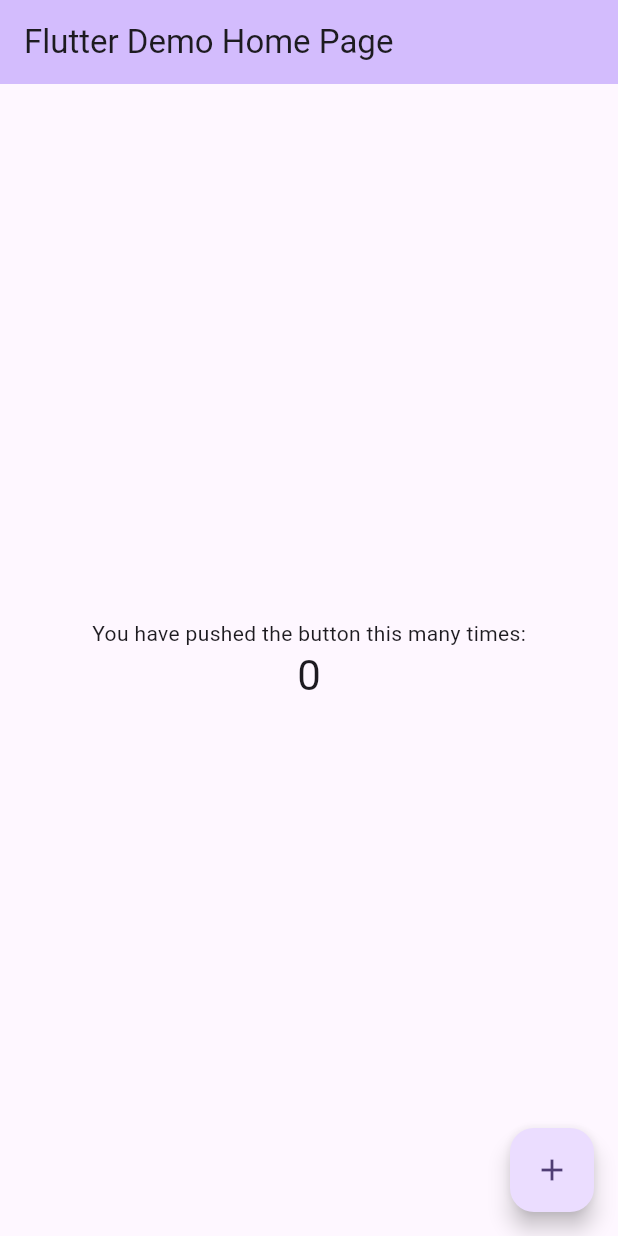
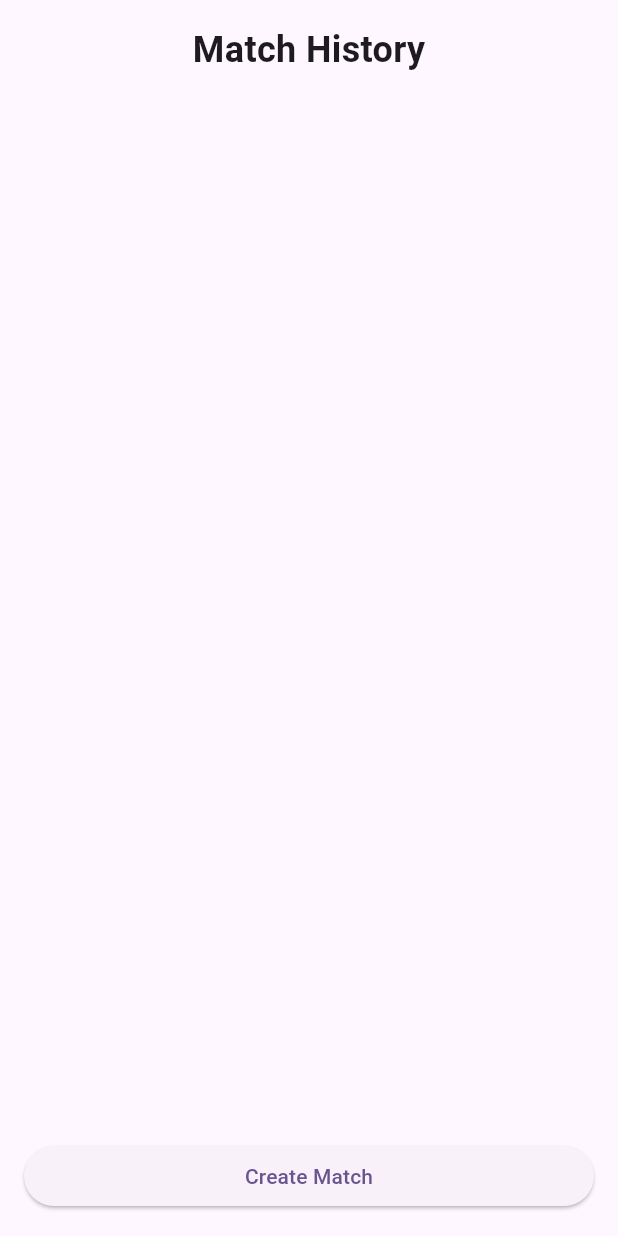
Before and after one commit to KMtouzhele/CricketScoreFlutter, a Flutter app: the screen it shows after launch, on a phone screen of 412 x 824 dp. Run offline on Flutter 3.47's test engine with Material 3 defaults, Android fonts, the light colour scheme and no system bars; our stand-ins replace firebase_core; accounts and stored records are empty.

Commit message:
match history page implemented.

```diff
--- /dev/null
+++ b/lib/constants.dart
@@ -0,0 +1,5 @@
+import 'package:flutter/material.dart';
+
+const double borderPadding = 16.0;
+
+const TextStyle titleStyle = TextStyle(fontSize: 24, fontWeight: FontWeight.bold);
--- a/lib/main.dart
+++ b/lib/main.dart
@@ -1,6 +1,7 @@
 import 'package:flutter/material.dart';
 import 'package:firebase_core/firebase_core.dart';
 import 'firebase_options.dart';
+import 'constants.dart';
 
 Future main() async {
   WidgetsFlutterBinding.ensureInitialized();
@@ -20,115 +21,52 @@
   @override
   Widget build(BuildContext context) {
     return MaterialApp(
-      title: 'Flutter Demo',
+      title: 'CricketScore',
       theme: ThemeData(
-        // This is the theme of your application.
-        //
-        // TRY THIS: Try running your application with "flutter run". You'll see
-        // the application has a purple toolbar. Then, without quitting the app,
-        // try changing the seedColor in the colorScheme below to Colors.green
-        // and then invoke "hot reload" (save your changes or press the "hot
-        // reload" button in a Flutter-supported IDE, or press "r" if you used
-        // the command line to start the app).
-        //
-        // Notice that the counter didn't reset back to zero; the application
-        // state is not lost during the reload. To reset the state, use hot
-        // restart instead.
-        //
-        // This works for code too, not just values: Most code changes can be
-        // tested with just a hot reload.
+        primarySwatch: Colors.blue,
         colorScheme: ColorScheme.fromSeed(seedColor: Colors.deepPurple),
         useMaterial3: true,
       ),
-      home: const MyHomePage(title: 'Flutter Demo Home Page'),
+      home: const MatchHistoryPage(),
     );
   }
 }
 
-class MyHomePage extends StatefulWidget {
-  const MyHomePage({super.key, required this.title});
-
-  // This widget is the home page of your application. It is stateful, meaning
-  // that it has a State object (defined below) that contains fields that affect
-  // how it looks.
-
-  // This class is the configuration for the state. It holds the values (in this
-  // case the title) provided by the parent (in this case the App widget) and
-  // used by the build method of the State. Fields in a Widget subclass are
-  // always marked "final".
-
-  final String title;
+class MatchHistoryPage extends StatefulWidget {
+  const MatchHistoryPage({super.key});
 
   @override
-  State<MyHomePage> createState() => _MyHomePageState();
+  State<MatchHistoryPage> createState() => _MatchHistoryPageState();
 }
 
-class _MyHomePageState extends State<MyHomePage> {
-  int _counter = 0;
-
-  void _incrementCounter() {
-    setState(() {
-      // This call to setState tells the Flutter framework that something has
-      // changed in this State, which causes it to rerun the build method below
-      // so that the display can reflect the updated values. If we changed
-      // _counter without calling setState(), then the build method would not be
-      // called again, and so nothing would appear to happen.
-      _counter++;
-    });
-  }
-
+class _MatchHistoryPageState extends State<MatchHistoryPage> {
   @override
   Widget build(BuildContext context) {
-    // This method is rerun every time setState is called, for instance as done
-    // by the _incrementCounter method above.
-    //
-    // The Flutter framework has been optimized to make rerunning build methods
-    // fast, so that you can just rebuild anything that needs updating rather
-    // than having to individually change instances of widgets.
     return Scaffold(
-      appBar: AppBar(
-        // TRY THIS: Try changing the color here to a specific color (to
-        // Colors.amber, perhaps?) and trigger a hot reload to see the AppBar
-        // change color while the other colors stay the same.
-        backgroundColor: Theme.of(context).colorScheme.inversePrimary,
-        // Here we take the value from the MyHomePage object that was created by
-        // the App.build method, and use it to set our appbar title.
-        title: Text(widget.title),
-      ),
       body: Center(
-        // Center is a layout widget. It takes a single child and positions it
-        // in the middle of the parent.
-        child: Column(
-          // Column is also a layout widget. It takes a list of children and
-          // arranges them vertically. By default, it sizes itself to fit its
-          // children horizontally, and tries to be as tall as its parent.
-          //
-          // Column has various properties to control how it sizes itself and
-          // how it positions its children. Here we use mainAxisAlignment to
-          // center the children vertically; the main axis here is the vertical
-          // axis because Columns are vertical (the cross axis would be
-          // horizontal).
-          //
-          // TRY THIS: Invoke "debug painting" (choose the "Toggle Debug Paint"
-          // action in the IDE, or press "p" in the console), to see the
-          // wireframe for each widget.
-          mainAxisAlignment: MainAxisAlignment.center,
-          children: <Widget>[
-            const Text(
-              'You have pushed the button this many times:',
-            ),
-            Text(
-              '$_counter',
-              style: Theme.of(context).textTheme.headlineMedium,
-            ),
-          ],
+        child: SafeArea(
+          child: Column(
+            children: <Widget> [
+              Container(
+                padding: const EdgeInsets.all(borderPadding),
+                child: const Text(
+                  "Match History",
+                  style: titleStyle,
+                ),
+              ),
+              const Spacer(),
+              Container(
+                padding: const EdgeInsets.all(borderPadding),
+                width: double.infinity,
+                child: ElevatedButton(
+                  onPressed: () {} ,
+                  child: const Text("Create Match"),
+                ),
+              ),
+            ]
+          )
         ),
       ),
-      floatingActionButton: FloatingActionButton(
-        onPressed: _incrementCounter,
-        tooltip: 'Increment',
-        child: const Icon(Icons.add),
-      ), // This trailing comma makes auto-formatting nicer for build methods.
     );
   }
 }
```
